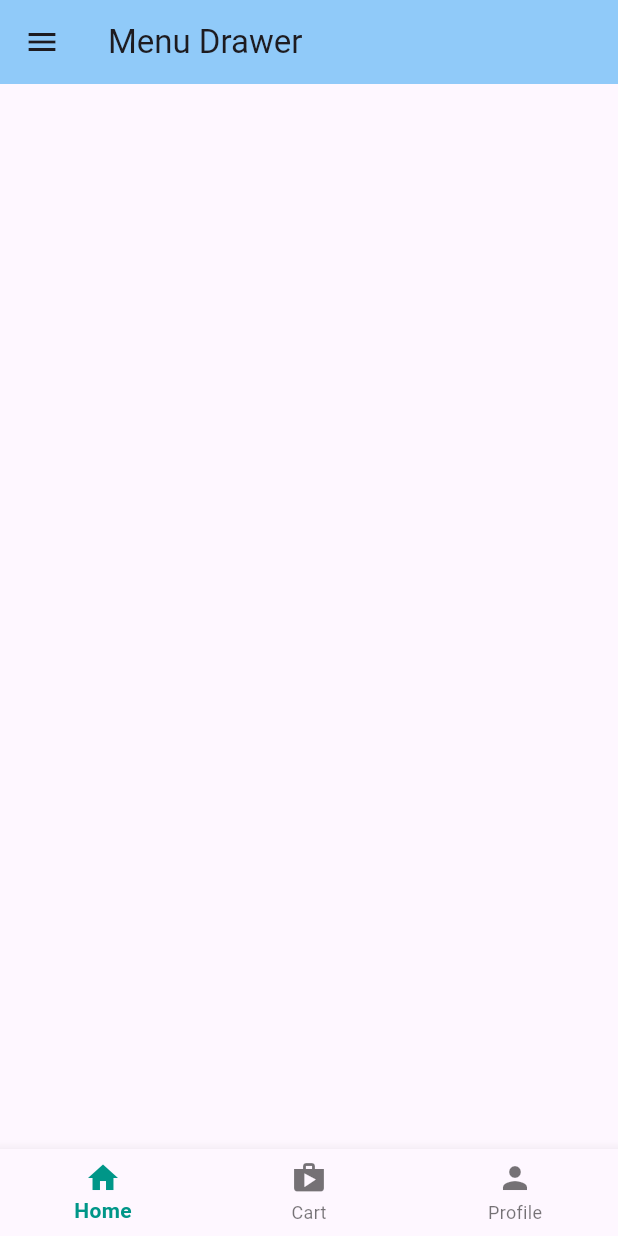
After one commit to ardhanu-code/ppkd_b_2, a Flutter app: the MeetDuaBelasB screen opened directly, on a phone screen of 412 x 824 dp. The commit adds this screen. Run offline on Flutter 3.47's test engine with Material 3 defaults, Android fonts, the phone set to English and light mode, and no system bars; our stand-ins replace faker.

Commit message:
tugas 7 flutter

```diff
--- a/lib/main.dart
+++ b/lib/main.dart
@@ -1,6 +1,6 @@
 import 'package:flutter/material.dart';
 import 'package:ppkd_b_2/meet_1/page_iseng.dart';
-import 'package:ppkd_b_2/navigator_routes/home_navigate_page.dart';
+import 'package:ppkd_b_2/tugas_7_flutter/tugas_7-8_flutter.dart';
 
 void main() {
   runApp(MyApp());
@@ -13,7 +13,7 @@ class MyApp extends StatelessWidget {
   Widget build(BuildContext context) {
     return MaterialApp(
       debugShowCheckedModeBanner: false,
-      home: NavigatePage(),
+      home: TugasTujuh(),
       routes: {'/qr_code': (context) => IsengNih()},
     );
   }
--- /dev/null
+++ b/lib/meet_12/meet_12_b.dart
@@ -0,0 +1,42 @@
+import 'package:flutter/material.dart';
+import 'package:ppkd_b_2/meet_12/meet_12_c.dart';
+import 'package:ppkd_b_2/tugas_2_flutter/tugas_2_flutter.dart';
+import 'package:ppkd_b_2/tugas_3_flutter/tugas_3_flutter.dart';
+
+class MeetDuaBelasB extends StatefulWidget {
+  const MeetDuaBelasB({super.key});
+
+  @override
+  State<MeetDuaBelasB> createState() => _MeetDuaBelasBState();
+}
+
+class _MeetDuaBelasBState extends State<MeetDuaBelasB> {
+  int selectedIndex = 0;
+  List<Widget> _screen = [MeetDuaBelasC(), TugasDua(), TugasTiga()];
+
+  @override
+  Widget build(BuildContext context) {
+    return Scaffold(
+      body: _screen[selectedIndex],
+
+      bottomNavigationBar: BottomNavigationBar(
+        iconSize: 24,
+        currentIndex: selectedIndex,
+        showSelectedLabels: true,
+        selectedItemColor: Colors.teal,
+        unselectedFontSize: 12,
+        selectedLabelStyle: TextStyle(fontWeight: FontWeight.bold),
+        onTap: (value) {
+          setState(() {
+            selectedIndex = value;
+          });
+        },
+        items: [
+          BottomNavigationBarItem(icon: Icon(Icons.home), label: 'Home'),
+          BottomNavigationBarItem(icon: Icon(Icons.shop), label: 'Cart'),
+          BottomNavigationBarItem(icon: Icon(Icons.person), label: 'Profile'),
+        ],
+      ),
+    );
+  }
+}
--- /dev/null
+++ b/lib/meet_12/meet_12_c.dart
@@ -0,0 +1,47 @@
+import 'package:flutter/material.dart';
+
+class MeetDuaBelasC extends StatefulWidget {
+  const MeetDuaBelasC({super.key});
+
+  @override
+  State<MeetDuaBelasC> createState() => _MeetDuaBelasCState();
+}
+
+class _MeetDuaBelasCState extends State<MeetDuaBelasC> {
+  String? isSelected;
+  final List<String> _kategori = [
+    "Elektronik",
+    "Pakaian",
+    "Makanan",
+    "Lainnya",
+  ];
+  @override
+  Widget build(BuildContext context) {
+    return Scaffold(
+      appBar: AppBar(
+        title: Text('Menu Drawer'),
+        backgroundColor: Colors.blue[200],
+      ),
+      drawer: Drawer(
+        child: ListView(
+          children: [
+            DrawerHeader(
+              child: Column(
+                crossAxisAlignment: CrossAxisAlignment.start,
+                children: [
+                  CircleAvatar(radius: 35),
+                  SizedBox(height: 14),
+                  Text(
+                    'Dr. Shaun Murphy',
+                    style: TextStyle(fontSize: 18, fontWeight: FontWeight.bold),
+                  ),
+                  Text('shaunmurphy@gmail.com', style: TextStyle(fontSize: 12)),
+                ],
+              ),
+            ),
+          ],
+        ),
+      ),
+    );
+  }
+}
--- a/lib/navigator_routes/home_navigate_page.dart
+++ b/lib/navigator_routes/home_navigate_page.dart
@@ -32,7 +32,7 @@ class NavigatePage extends StatelessWidget {
                   Padding(
                     padding: const EdgeInsets.symmetric(horizontal: 8.0),
                     child: Text(
-                      'Choose one',
+                      'Main Menu',
                       style: TextStyle(
                         fontSize: 12,
                         fontWeight: FontWeight.w300,
```
Also changed, not shown: lib/meet_12/meet_12_a.dart (added, +17 -0 lines), lib/tugas_2_flutter/tugas_2_flutter.dart (+10 -3 lines), lib/tugas_7_flutter/tugas_7_a.dart (added, +41 -0 lines), lib/tugas_7_flutter/tugas_7_b.dart (added, +51 -0 lines), lib/tugas_7_flutter/tugas_7_c.dart (added, +49 -0 lines), lib/tugas_7_flutter/tugas_7_d.dart (added, +67 -0 lines), lib/tugas_7_flutter/tugas_7_e.dart (added, +61 -0 lines), pubspec.yaml (+2 -6 lines), pubspec.lock.
